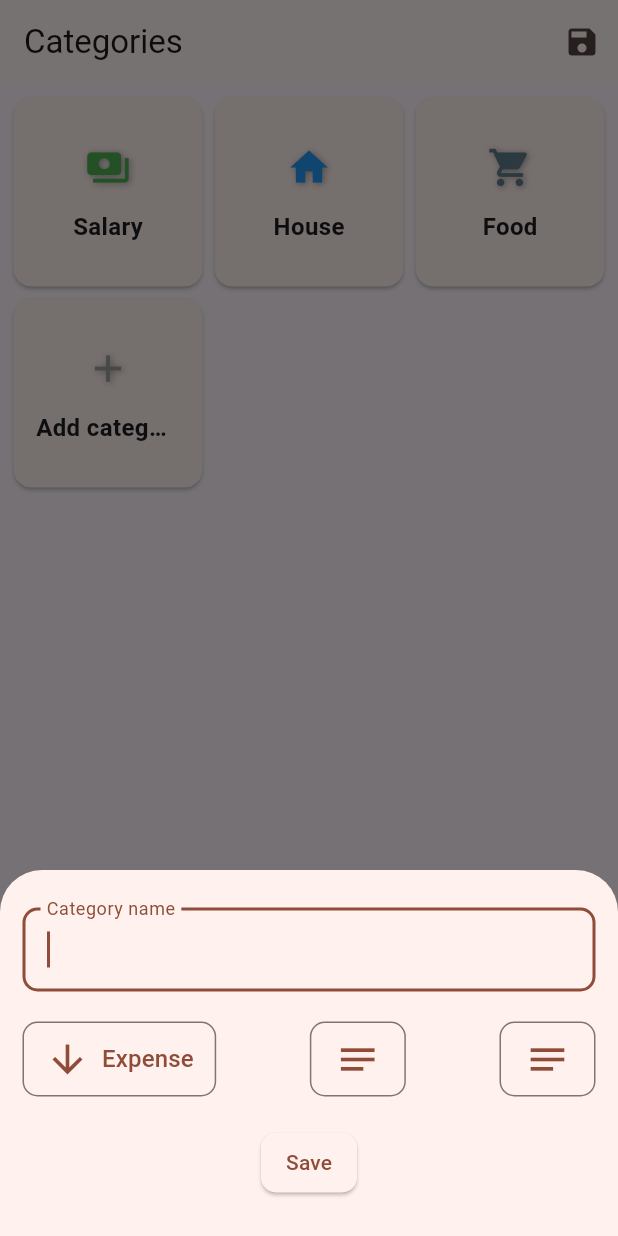
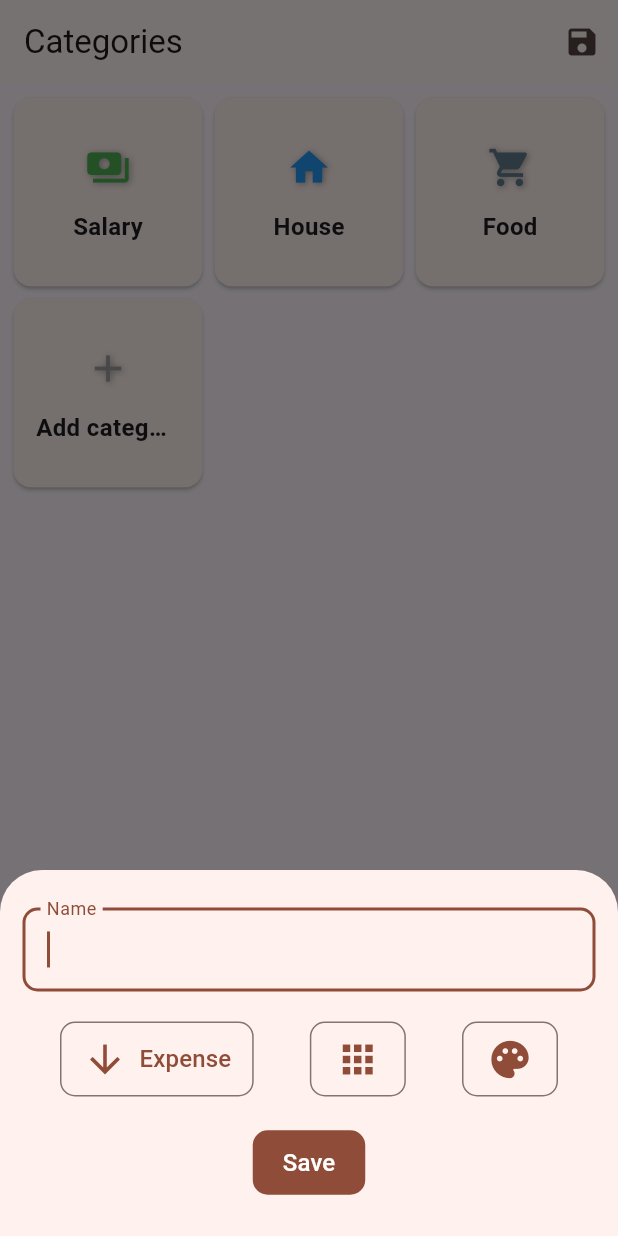
Before and after one commit to maingroon/expense-tracker, a Flutter app: the screen it shows after launch, after a tap on the "edit" icon, after a tap on "Add category", on a phone screen of 412 x 824 dp. Run offline on Flutter 3.47's test engine with Material 3 defaults, Android fonts, the phone set to English and light mode, and no system bars; our stand-ins replace shared_preferences.

Commit message:
Category save

```diff
--- a/lib/screens/categories/categories_page.dart
+++ b/lib/screens/categories/categories_page.dart
@@ -44,6 +44,7 @@ class _CategoriesPageState extends State<CategoriesPage> {
   void _onSaveCategory(Category category) {
     showModalBottomSheet(
       context: context,
+      isScrollControlled: true,
       builder: (ctx) {
         return SaveCategoryWidget(
           category: category,
@@ -64,7 +65,7 @@ class _CategoriesPageState extends State<CategoriesPage> {
   void _onAddCategory() {
     showModalBottomSheet(
       context: context,
-      isScrollControlled: false,
+      isScrollControlled: true,
       builder: (ctx) {
         return SaveCategoryWidget(
           category: Category.create(
--- a/lib/screens/categories/widgets/save_category_widget.dart
+++ b/lib/screens/categories/widgets/save_category_widget.dart
@@ -1,4 +1,5 @@
 import 'package:expense_tracker/models/category_model.dart';
+import 'package:expense_tracker/screens/widgets/buttons_presets.dart';
 import 'package:expense_tracker/services/theme_provider.dart';
 import 'package:flutter/material.dart';
 
@@ -54,12 +55,12 @@ class _SaveCategoryWidgetState extends State<SaveCategoryWidget> {
           Padding(
             padding: const EdgeInsets.symmetric(vertical: 10),
             child: TextField(
-              autofocus: true,
               controller: _nameController,
               keyboardType: TextInputType.text,
               maxLines: 1,
+              autofocus: true,
               decoration: const InputDecoration(
-                labelText: 'Category name',
+                labelText: 'Name',
                 border: OutlineInputBorder(
                   borderRadius: BorderRadius.all(
                     Radius.circular(10),
@@ -69,12 +70,17 @@ class _SaveCategoryWidgetState extends State<SaveCategoryWidget> {
             ),
           ),
           Padding(
-            padding: const EdgeInsets.symmetric(vertical: 10),
+            padding: const EdgeInsets.symmetric(
+              vertical: 10,
+              horizontal: 25,
+            ),
             child: Row(
               mainAxisAlignment: MainAxisAlignment.spaceBetween,
               crossAxisAlignment: CrossAxisAlignment.end,
               children: [
-                OutlinedButton.icon(
+                GenericOutlinedIconWithLabelButton(
+                  icon: CategoryType.getIcon(_selectedType),
+                  label: CategoryType.getName(_selectedType),
                   onPressed: () {
                     showDialog(
                       context: context,
@@ -87,28 +93,9 @@ class _SaveCategoryWidgetState extends State<SaveCategoryWidget> {
                       ),
                     );
                   },
-                  icon: Icon(
-                    CategoryType.getIcon(_selectedType),
-                    size: 30,
-                  ),
-                  label: Text(
-                    CategoryType.getName(_selectedType),
-                    maxLines: 1,
-                    overflow: TextOverflow.ellipsis,
-                    style: const TextStyle(fontSize: 16),
-                  ),
-                  style: OutlinedButton.styleFrom(
-                    shape: RoundedRectangleBorder(
-                      borderRadius: BorderRadius.circular(10),
-                    ),
-                    padding: const EdgeInsets.symmetric(
-                      horizontal: 15,
-                      vertical: 10,
-                    ),
-                    maximumSize: const Size(175, 50),
-                  ),
                 ),
-                OutlinedButton(
+                GenericOutlinedIconButton(
+                  icon: Icons.apps_rounded,
                   onPressed: () {
                     showDialog(
                       context: context,
@@ -121,21 +108,9 @@ class _SaveCategoryWidgetState extends State<SaveCategoryWidget> {
                       ),
                     );
                   },
-                  style: OutlinedButton.styleFrom(
-                    shape: RoundedRectangleBorder(
-                      borderRadius: BorderRadius.circular(10),
-                    ),
-                    padding: const EdgeInsets.symmetric(
-                      horizontal: 5,
-                      vertical: 10,
-                    ),
-                  ),
-                  child: const Icon(
-                    Icons.notes,
-                    size: 30,
-                  ),
                 ),
-                OutlinedButton(
+                GenericOutlinedIconButton(
+                  icon: Icons.palette,
                   onPressed: () {
                     showDialog(
                       context: context,
@@ -148,26 +123,13 @@ class _SaveCategoryWidgetState extends State<SaveCategoryWidget> {
                       ),
                     );
                   },
-                  style: OutlinedButton.styleFrom(
-                    shape: RoundedRectangleBorder(
-                      borderRadius: BorderRadius.circular(10),
-                    ),
-                    padding: const EdgeInsets.symmetric(
-                      horizontal: 5,
-                      vertical: 10,
-                    ),
-                  ),
-                  child: const Icon(
-                    Icons.notes,
-                    size: 30,
-                  ),
                 ),
               ],
             ),
           ),
           Padding(
             padding: const EdgeInsets.symmetric(vertical: 10),
-            child: ElevatedButton(
+            child: FilledButton(
               onPressed: () {
                 widget.onSave(
                   Category(
@@ -179,16 +141,19 @@ class _SaveCategoryWidgetState extends State<SaveCategoryWidget> {
                   ),
                 );
               },
-              style: ElevatedButton.styleFrom(
+              style: FilledButton.styleFrom(
                 shape: RoundedRectangleBorder(
                   borderRadius: BorderRadius.circular(10),
                 ),
                 padding: const EdgeInsets.symmetric(
-                  horizontal: 15,
+                  horizontal: 20,
                   vertical: 10,
                 ),
               ),
-              child: const Text('Save'),
+              child: const Text(
+                'Save',
+                style: TextStyle(fontSize: 16),
+              ),
             ),
           ),
         ],
--- /dev/null
+++ b/lib/screens/widgets/buttons_presets.dart
@@ -0,0 +1,71 @@
+import 'package:flutter/material.dart';
+
+class GenericOutlinedIconButton extends StatelessWidget {
+  const GenericOutlinedIconButton({
+    required this.icon,
+    required this.onPressed,
+    super.key,
+  });
+
+  final IconData icon;
+  final void Function() onPressed;
+
+  @override
+  Widget build(BuildContext context) {
+    return OutlinedButton(
+      onPressed: onPressed,
+      style: OutlinedButton.styleFrom(
+        shape: RoundedRectangleBorder(
+          borderRadius: BorderRadius.circular(10),
+        ),
+        padding: const EdgeInsets.symmetric(
+          horizontal: 5,
+          vertical: 10,
+        ),
+      ),
+      child: Icon(
+        icon,
+        size: 30,
+      ),
+    );
+  }
+}
+
+class GenericOutlinedIconWithLabelButton extends StatelessWidget {
+  const GenericOutlinedIconWithLabelButton({
+    required this.icon,
+    required this.label,
+    required this.onPressed,
+    super.key,
+  });
+
+  final IconData icon;
+  final String label;
+  final void Function() onPressed;
+
+  @override
+  Widget build(BuildContext context) {
+    return OutlinedButton.icon(
+      onPressed: onPressed,
+      icon: Icon(
+        icon,
+        size: 30,
+      ),
+      label: Text(
+        label,
+        maxLines: 1,
+        overflow: TextOverflow.ellipsis,
+        style: const TextStyle(fontSize: 16),
+      ),
+      style: OutlinedButton.styleFrom(
+        shape: RoundedRectangleBorder(
+          borderRadius: BorderRadius.circular(10),
+        ),
+        padding: const EdgeInsets.symmetric(
+          horizontal: 15,
+          vertical: 10,
+        ),
+      ),
+    );
+  }
+}
```
Also changed, not shown: lib/screens/transactions/widgets/save_transaction_widget.dart (+15 -55 lines).
